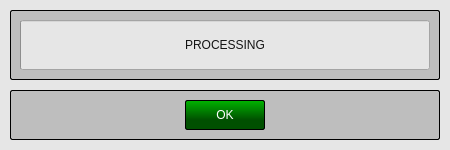
Before: the Qt Designer form src/Forms/ProcessingWindow.ui in psv-git/BDOLang, drawn with Qt 5.
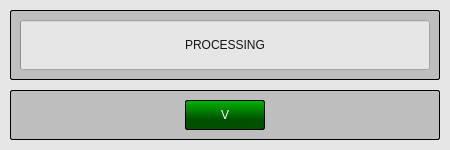
After: the same form once the commit is applied. Icons and pictures are not drawn.

```diff
--- a/src/Forms/ProcessingWindow.ui
+++ b/src/Forms/ProcessingWindow.ui
@@ -205,7 +205,7 @@
 </string>
     </property>
     <property name="text">
-     <string>OK</string>
+     <string>V</string>
     </property>
    </widget>
   </widget>
```
